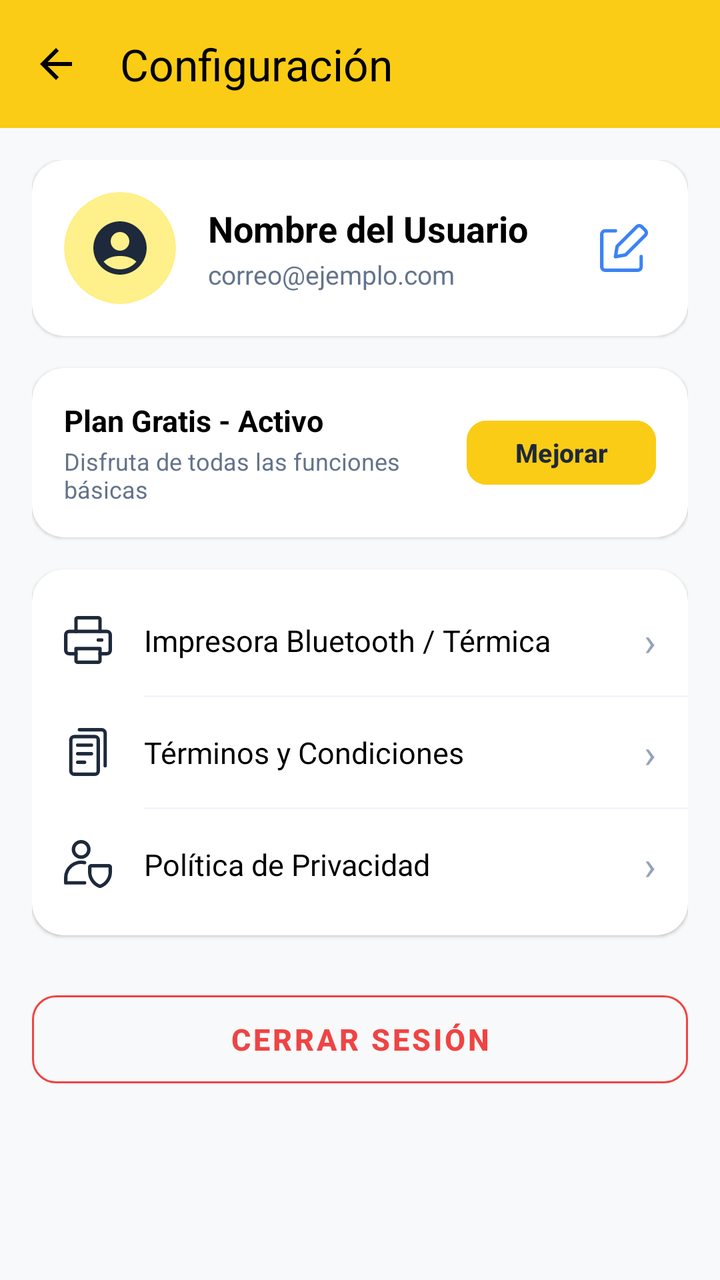
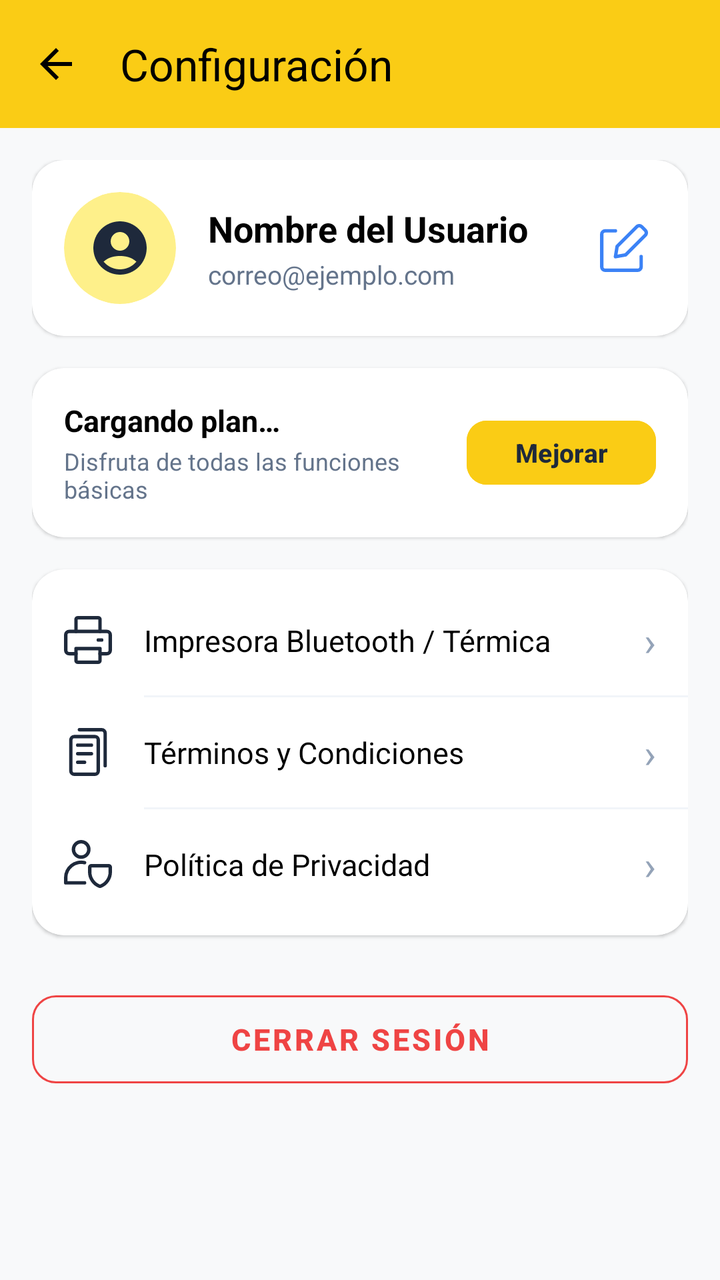

Compare the two renders of this Android layout. The source of the first and the diff that turns it into the second are given below.
<!-- AndroidManifest.xml: application theme Theme.DAJHO -->
<!-- res/layout/activity_perfil.xml -->
<?xml version="1.0" encoding="utf-8"?>
<androidx.constraintlayout.widget.ConstraintLayout xmlns:android="http://schemas.android.com/apk/res/android"
    xmlns:app="http://schemas.android.com/apk/res-auto"
    xmlns:tools="http://schemas.android.com/tools"
    android:id="@+id/main"
    android:layout_width="match_parent"
    android:layout_height="match_parent"
    android:background="#F8F9FA"
    tools:context=".PerfilActivity">

    
    <androidx.appcompat.widget.Toolbar
        android:id="@+id/toolbar"
        android:layout_width="match_parent"
        android:layout_height="?attr/actionBarSize"
        android:background="#FACC15"
        app:title="Configuración"
        app:titleTextColor="@android:color/black"
        app:navigationIcon="@drawable/ic_arrow_back"
        app:layout_constraintTop_toTopOf="parent"
        app:layout_constraintStart_toStartOf="parent"
        app:layout_constraintEnd_toEndOf="parent" />

    <ScrollView
        android:layout_width="0dp"
        android:layout_height="0dp"
        android:fillViewport="true"
        app:layout_constraintTop_toBottomOf="@id/toolbar"
        app:layout_constraintBottom_toBottomOf="parent"
        app:layout_constraintStart_toStartOf="parent"
        app:layout_constraintEnd_toEndOf="parent">

        <LinearLayout
            android:layout_width="match_parent"
            android:layout_height="wrap_content"
            android:orientation="vertical"
            android:padding="16dp">

            
            <com.google.android.material.card.MaterialCardView
                android:layout_width="match_parent"
                android:layout_height="wrap_content"
                android:layout_marginBottom="16dp"
                app:cardBackgroundColor="@android:color/white"
                app:cardCornerRadius="16dp"
                app:cardElevation="1dp"
                app:strokeWidth="0dp">

                <LinearLayout
                    android:layout_width="match_parent"
                    android:layout_height="wrap_content"
                    android:gravity="center_vertical"
                    android:orientation="horizontal"
                    android:padding="16dp">

                    <com.google.android.material.card.MaterialCardView
                        android:layout_width="56dp"
                        android:layout_height="56dp"
                        app:cardBackgroundColor="#FEF08A"
                        app:cardCornerRadius="28dp"
                        app:cardElevation="0dp"
                        app:strokeWidth="0dp">

                        <ImageView
                            android:layout_width="match_parent"
                            android:layout_height="match_parent"
                            android:padding="12dp"
                            android:src="@drawable/ic_user_avatar"
                            android:contentDescription="Avatar"
                            app:tint="#1E293B" />

                    </com.google.android.material.card.MaterialCardView>

                    <LinearLayout
                        android:layout_width="0dp"
                        android:layout_height="wrap_content"
                        android:layout_marginStart="16dp"
                        android:layout_weight="1"
                        android:orientation="vertical">

                        <TextView
                            android:id="@+id/tvNombreUsuario"
                            android:layout_width="wrap_content"
                            android:layout_height="wrap_content"
                            android:text="Nombre del Usuario"
                            android:textColor="@android:color/black"
                            android:textSize="18sp"
                            android:textStyle="bold" />

                        <TextView
                            android:id="@+id/tvUserEmail"
                            android:layout_width="wrap_content"
                            android:layout_height="wrap_content"
                            android:layout_marginTop="2dp"
                            android:text="correo@ejemplo.com"
                            android:textColor="#64748B"
                            android:textSize="13sp" />

                    </LinearLayout>

                    
                    <ImageView
                        android:id="@+id/ivEditPerfil"
                        android:layout_width="32dp"
                        android:layout_height="32dp"
                        android:background="?attr/selectableItemBackgroundBorderless"
                        android:clickable="true"
                        android:focusable="true"
                        android:padding="4dp"
                        android:src="@drawable/ic_edit"
                        android:contentDescription="Editar perfil"
                        app:tint="#3B82F6" />

                </LinearLayout>
            </com.google.android.material.card.MaterialCardView>

            
            <com.google.android.material.card.MaterialCardView
                android:layout_width="match_parent"
                android:layout_height="wrap_content"
                android:layout_marginBottom="16dp"
                app:cardBackgroundColor="@android:color/white"
                app:cardCornerRadius="16dp"
                app:cardElevation="1dp"
                app:strokeWidth="0dp">

                <LinearLayout
                    android:layout_width="match_parent"
                    android:layout_height="wrap_content"
                    android:gravity="center_vertical"
                    android:orientation="horizontal"
                    android:padding="16dp">

                    <LinearLayout
                        android:layout_width="0dp"
                        android:layout_height="wrap_content"
                        android:layout_weight="1"
                        android:orientation="vertical">

                        <TextView
                            android:layout_width="wrap_content"
                            android:layout_height="wrap_content"
                            android:text="Plan Gratis - Activo"
                            android:textColor="@android:color/black"
                            android:textSize="15sp"
                            android:textStyle="bold" />

                        <TextView
                            android:layout_width="wrap_content"
                            android:layout_height="wrap_content"
                            android:layout_marginTop="2dp"
                            android:text="Disfruta de todas las funciones básicas"
                            android:textColor="#64748B"
                            android:textSize="12sp" />
                    </LinearLayout>

                    <com.google.android.material.button.MaterialButton
                        android:id="@+id/btnComprarPlan"
                        android:layout_width="wrap_content"
                        android:layout_height="40dp"
                        android:backgroundTint="#FACC15"
                        android:text="Mejorar"
                        android:textColor="#1E293B"
                        android:textSize="13sp"
                        android:textStyle="bold"
                        app:cornerRadius="10dp" />

                </LinearLayout>
            </com.google.android.material.card.MaterialCardView>

            
            <com.google.android.material.card.MaterialCardView
                android:layout_width="match_parent"
                android:layout_height="wrap_content"
                android:layout_marginBottom="16dp"
                app:cardBackgroundColor="@android:color/white"
                app:cardCornerRadius="16dp"
                app:cardElevation="1dp"
                app:strokeWidth="0dp">

                <LinearLayout
                    android:layout_width="match_parent"
                    android:layout_height="wrap_content"
                    android:orientation="vertical"
                    android:paddingVertical="8dp">

                    
                    <LinearLayout
                        android:id="@+id/menuImpresora"
                        android:layout_width="match_parent"
                        android:layout_height="wrap_content"
                        android:background="?attr/selectableItemBackground"
                        android:clickable="true"
                        android:focusable="true"
                        android:gravity="center_vertical"
                        android:orientation="horizontal"
                        android:paddingHorizontal="16dp"
                        android:paddingVertical="14dp">

                        <ImageView
                            android:layout_width="24dp"
                            android:layout_height="24dp"
                            android:src="@drawable/ic_printer"
                            android:contentDescription="Impresora"
                            app:tint="#1E293B" />

                        <TextView
                            android:layout_width="0dp"
                            android:layout_height="wrap_content"
                            android:layout_marginStart="16dp"
                            android:layout_weight="1"
                            android:text="Impresora Bluetooth / Térmica"
                            android:textColor="@android:color/black"
                            android:textSize="15sp" />

                        <TextView
                            android:layout_width="wrap_content"
                            android:layout_height="wrap_content"
                            android:text="›"
                            android:textColor="#94A3B8"
                            android:textSize="20sp" />
                    </LinearLayout>

                    <View
                        android:layout_width="match_parent"
                        android:layout_height="1dp"
                        android:layout_marginStart="56dp"
                        android:background="#F1F5F9" />

                    
                    <LinearLayout
                        android:id="@+id/menuTerminos"
                        android:layout_width="match_parent"
                        android:layout_height="wrap_content"
                        android:background="?attr/selectableItemBackground"
                        android:clickable="true"
                        android:focusable="true"
                        android:gravity="center_vertical"
                        android:orientation="horizontal"
                        android:paddingHorizontal="16dp"
                        android:paddingVertical="14dp">

                        <ImageView
                            android:layout_width="24dp"
                            android:layout_height="24dp"
                            android:src="@drawable/ic_terms"
                            android:contentDescription="Términos"
                            app:tint="#1E293B" />

                        <TextView
                            android:layout_width="0dp"
                            android:layout_height="wrap_content"
                            android:layout_marginStart="16dp"
                            android:layout_weight="1"
                            android:text="Términos y Condiciones"
                            android:textColor="@android:color/black"
                            android:textSize="15sp" />

                        <TextView
                            android:layout_width="wrap_content"
                            android:layout_height="wrap_content"
                            android:text="›"
                            android:textColor="#94A3B8"
                            android:textSize="20sp" />
                    </LinearLayout>

                    <View
                        android:layout_width="match_parent"
                        android:layout_height="1dp"
                        android:layout_marginStart="56dp"
                        android:background="#F1F5F9" />

                    
                    <LinearLayout
                        android:id="@+id/menuPrivacidad"
                        android:layout_width="match_parent"
                        android:layout_height="wrap_content"
                        android:background="?attr/selectableItemBackground"
                        android:clickable="true"
                        android:focusable="true"
                        android:gravity="center_vertical"
                        android:orientation="horizontal"
                        android:paddingHorizontal="16dp"
                        android:paddingVertical="14dp">

                        <ImageView
                            android:layout_width="24dp"
                            android:layout_height="24dp"
                            android:src="@drawable/ic_privacy"
                            android:contentDescription="Privacidad"
                            app:tint="#1E293B" />

                        <TextView
                            android:layout_width="0dp"
                            android:layout_height="wrap_content"
                            android:layout_marginStart="16dp"
                            android:layout_weight="1"
                            android:text="Política de Privacidad"
                            android:textColor="@android:color/black"
                            android:textSize="15sp" />

                        <TextView
                            android:layout_width="wrap_content"
                            android:layout_height="wrap_content"
                            android:text="›"
                            android:textColor="#94A3B8"
                            android:textSize="20sp" />
                    </LinearLayout>

                </LinearLayout>
            </com.google.android.material.card.MaterialCardView>

            
            <com.google.android.material.button.MaterialButton
                android:id="@+id/btnCerrarSesion"
                style="@style/Widget.MaterialComponents.Button.OutlinedButton"
                android:layout_width="match_parent"
                android:layout_height="56dp"
                android:layout_marginTop="8dp"
                android:layout_marginBottom="24dp"
                android:text="CERRAR SESIÓN"
                android:textColor="#EF4444"
                android:textSize="15sp"
                android:textStyle="bold"
                app:cornerRadius="12dp"
                app:strokeColor="#EF4444" />

        </LinearLayout>
    </ScrollView>

</androidx.constraintlayout.widget.ConstraintLayout>
<!-- resources referenced by this layout -->
<resources>
  <!-- drawable ic_arrow_back (drawable) -->
  <vector xmlns:android="http://schemas.android.com/apk/res/android"
      android:width="24dp"
      android:height="24dp"
      android:viewportWidth="24"
      android:viewportHeight="24">
    <path
        android:fillColor="#000000"
        android:pathData="M20,11H7.83l5.59-5.59L12,4l-8,8 8,8 1.41-1.41L7.83,13H20v-2z"/>
  </vector>
  <!-- drawable ic_edit (drawable) -->
  <vector xmlns:android="http://schemas.android.com/apk/res/android"
      android:width="14dp"
      android:height="14dp"
      android:viewportWidth="14"
      android:viewportHeight="14">
    <group>
      <clip-path
          android:pathData="M0,0h14v14h-14z"/>
      <path
          android:strokeWidth="1"
          android:pathData="M7.5,9L4.5,9.54L5,6.5L10.73,0.79C10.823,0.696 10.934,0.622 11.055,0.571C11.177,0.52 11.308,0.494 11.44,0.494C11.572,0.494 11.703,0.52 11.825,0.571C11.946,0.622 12.057,0.696 12.15,0.79L13.21,1.85C13.304,1.943 13.378,2.053 13.429,2.175C13.48,2.297 13.506,2.428 13.506,2.56C13.506,2.692 13.48,2.823 13.429,2.945C13.378,3.066 13.304,3.177 13.21,3.27L7.5,9Z"
          android:strokeLineJoin="round"
          android:fillColor="#00000000"
          android:strokeColor="#000001"
          android:strokeLineCap="round"/>
      <path
          android:strokeWidth="1"
          android:pathData="M12,9.5V12.5C12,12.765 11.895,13.02 11.707,13.207C11.52,13.395 11.265,13.5 11,13.5H1.5C1.235,13.5 0.98,13.395 0.793,13.207C0.605,13.02 0.5,12.765 0.5,12.5V3C0.5,2.735 0.605,2.48 0.793,2.293C0.98,2.105 1.235,2 1.5,2H4.5"
          android:strokeLineJoin="round"
          android:fillColor="#00000000"
          android:strokeColor="#000001"
          android:strokeLineCap="round"/>
    </group>
  </vector>
  <!-- drawable ic_terms (drawable) -->
  <vector xmlns:android="http://schemas.android.com/apk/res/android"
      android:width="14dp"
      android:height="14dp"
      android:viewportWidth="14"
      android:viewportHeight="14">
    <path
        android:strokeWidth="1"
        android:pathData="M3,2.5H9C9.552,2.5 10,2.948 10,3.5V12.5C10,13.052 9.552,13.5 9,13.5H3C2.448,13.5 2,13.052 2,12.5V3.5C2,2.948 2.448,2.5 3,2.5Z"
        android:strokeLineJoin="round"
        android:fillColor="#00000000"
        android:strokeColor="#000001"
        android:strokeLineCap="round"/>
    <path
        android:strokeWidth="1"
        android:pathData="M4,5H8"
        android:strokeLineJoin="round"
        android:fillColor="#00000000"
        android:strokeColor="#000001"
        android:strokeLineCap="round"/>
    <path
        android:strokeWidth="1"
        android:pathData="M4,7.5H8"
        android:strokeLineJoin="round"
        android:fillColor="#00000000"
        android:strokeColor="#000001"
        android:strokeLineCap="round"/>
    <path
        android:strokeWidth="1"
        android:pathData="M4,10H6"
        android:strokeLineJoin="round"
        android:fillColor="#00000000"
        android:strokeColor="#000001"
        android:strokeLineCap="round"/>
    <path
        android:strokeWidth="1"
        android:pathData="M4.5,0.5H11C11.265,0.5 11.52,0.605 11.707,0.793C11.895,0.98 12,1.235 12,1.5V11"
        android:strokeLineJoin="round"
        android:fillColor="#00000000"
        android:strokeColor="#000001"
        android:strokeLineCap="round"/>
  </vector>
  <!-- drawable ic_user_avatar (drawable) -->
  <vector xmlns:android="http://schemas.android.com/apk/res/android"
      android:width="24dp"
      android:height="24dp"
      android:viewportWidth="24"
      android:viewportHeight="24">
    <path
        android:fillColor="@android:color/black"
        android:pathData="M12,2C6.48,2 2,6.48 2,12s4.48,10 10,10 10,-4.48 10,-10S17.52,2 12,2zM12,6c1.93,0 3.5,1.57 3.5,3.5S13.93,13 12,13s-3.5,-1.57 -3.5,-3.5S10.07,6 12,6zM12,20c-2.03,0 -4.43,-0.82 -6.14,-2.88C7.55,15.56 9.68,15 12,15s4.45,0.56 6.14,2.12C16.43,19.18 14.03,20 12,20z"/>
  </vector>
  <style name="Theme.DAJHO" parent="Base.Theme.DAJHO" />
  <style name="Base.Theme.DAJHO" parent="Theme.Material3.DayNight.NoActionBar">
          
          
      </style>
  <!-- unchanged entries left out for length: 2 -->
</resources>

<!-- the commit's change to res/layout/activity_perfil.xml (unified diff, before → after) -->
@@ -140,7 +140,8 @@
                         <TextView
                             android:layout_width="wrap_content"
                             android:layout_height="wrap_content"
-                            android:text="Plan Gratis - Activo"
+                            android:id="@+id/tvPlanActual"
+                            android:text="Cargando plan…"
                             android:textColor="@android:color/black"
                             android:textSize="15sp"
                             android:textStyle="bold" />
